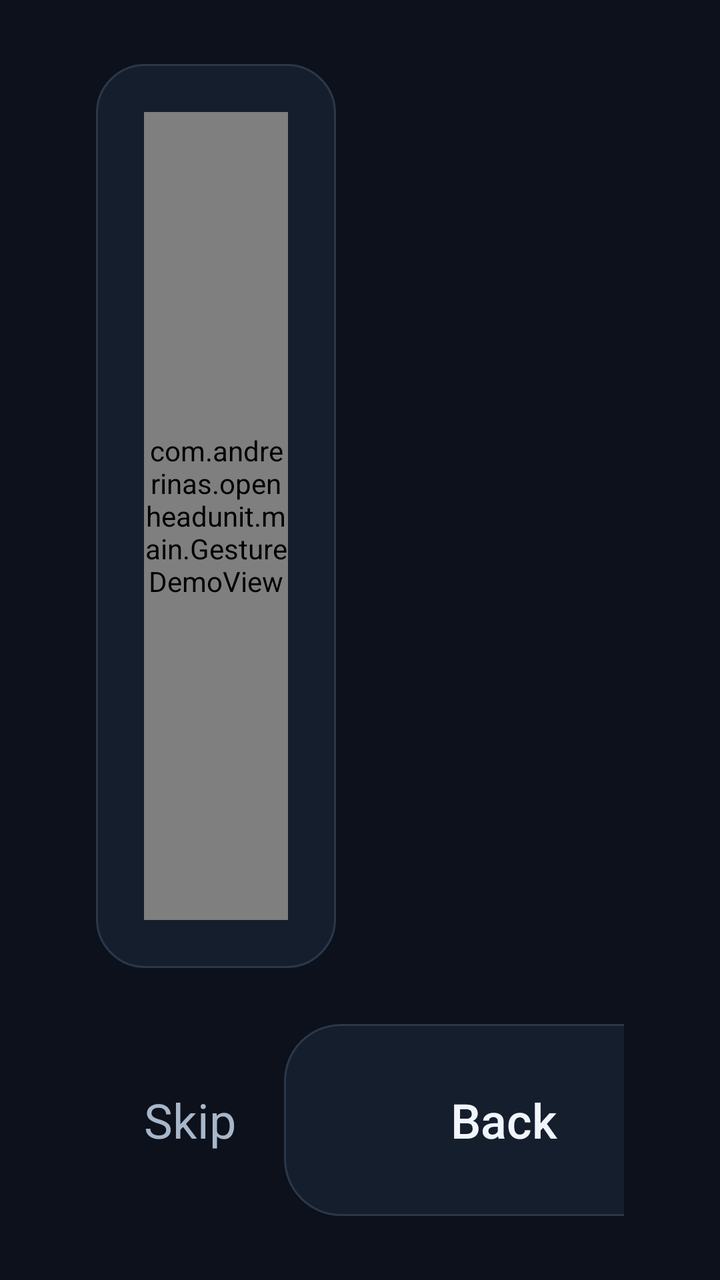
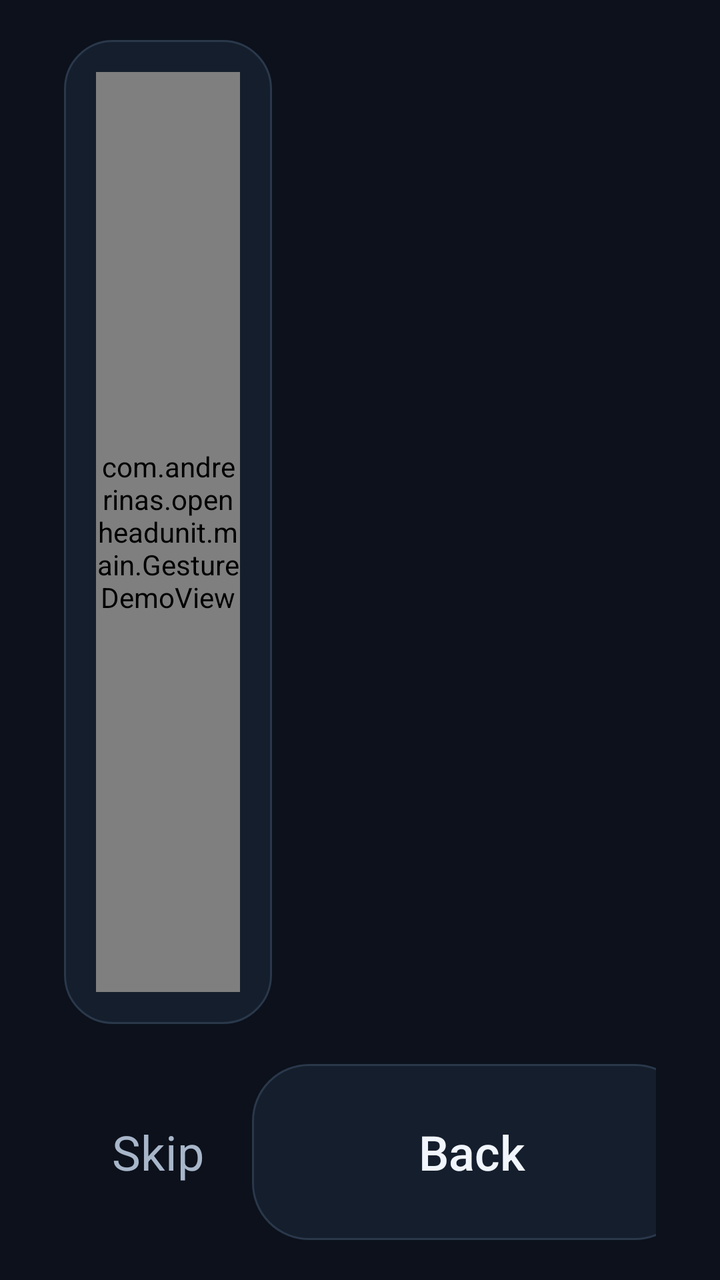

Two renders of the same Android screen: before a commit and after it. Below are the layout's source before the change and the commit's diff.
<!-- AndroidManifest.xml: activity theme AppTheme -->
<!-- res/layout/da_tutorial.xml -->
<?xml version="1.0" encoding="utf-8"?>
<LinearLayout xmlns:android="http://schemas.android.com/apk/res/android"
    android:layout_width="match_parent"
    android:layout_height="match_parent"
    android:background="@color/da_background"
    android:orientation="vertical"
    android:paddingStart="48dp"
    android:paddingTop="32dp"
    android:paddingEnd="48dp"
    android:paddingBottom="32dp">

    <LinearLayout
        android:layout_width="match_parent"
        android:layout_height="0dp"
        android:layout_weight="1"
        android:gravity="center_vertical"
        android:orientation="horizontal">

        <FrameLayout
            android:layout_width="0dp"
            android:layout_height="match_parent"
            android:layout_weight="5"
            android:background="@drawable/da_card">

            <com.andrerinas.openheadunit.main.GestureDemoView
                android:id="@+id/tuto_demo"
                android:layout_width="match_parent"
                android:layout_height="match_parent"
                android:layout_margin="24dp" />

            <ImageView
                android:id="@+id/tuto_icon"
                android:layout_width="180dp"
                android:layout_height="180dp"
                android:layout_gravity="center"
                android:importantForAccessibility="no"
                android:tint="@color/da_accent" />
        </FrameLayout>

        
        <ScrollView
            android:layout_width="0dp"
            android:layout_height="match_parent"
            android:layout_marginStart="48dp"
            android:layout_weight="4"
            android:fillViewport="true">

        <LinearLayout
            android:layout_width="match_parent"
            android:layout_height="wrap_content"
            android:layout_gravity="center_vertical"
            android:orientation="vertical">

            <TextView
                android:id="@+id/tuto_step"
                android:layout_width="wrap_content"
                android:layout_height="wrap_content"
                android:textColor="@color/da_accent"
                android:textSize="20sp" />

            <TextView
                android:id="@+id/tuto_title"
                android:layout_width="match_parent"
                android:layout_height="wrap_content"
                android:layout_marginTop="10dp"
                android:fontFamily="sans-serif-medium"
                android:textColor="@color/da_text"
                android:textSize="34sp" />

            <TextView
                android:id="@+id/tuto_text"
                android:layout_width="match_parent"
                android:layout_height="wrap_content"
                android:layout_marginTop="20dp"
                android:lineSpacingMultiplier="1.2"
                android:textColor="@color/da_muted"
                android:textSize="23sp" />
        </LinearLayout>
        </ScrollView>
    </LinearLayout>

    <LinearLayout
        android:layout_width="match_parent"
        android:layout_height="96dp"
        android:layout_marginTop="28dp"
        android:gravity="center_vertical"
        android:orientation="horizontal">

        <TextView
            android:id="@+id/tuto_skip"
            android:layout_width="wrap_content"
            android:layout_height="match_parent"
            android:background="?android:attr/selectableItemBackground"
            android:clickable="true"
            android:focusable="true"
            android:gravity="center"
            android:paddingStart="24dp"
            android:paddingEnd="24dp"
            android:text="@string/tuto_skip"
            android:textColor="@color/da_muted"
            android:textSize="24sp" />

        <LinearLayout
            android:id="@+id/tuto_dots"
            android:layout_width="0dp"
            android:layout_height="wrap_content"
            android:layout_weight="1"
            android:gravity="center"
            android:orientation="horizontal" />

        <LinearLayout
            android:id="@+id/tuto_back"
            android:layout_width="220dp"
            android:layout_height="match_parent"
            android:layout_marginEnd="20dp"
            android:background="@drawable/da_tile"
            android:clickable="true"
            android:focusable="true"
            android:gravity="center">

            <TextView
                android:layout_width="wrap_content"
                android:layout_height="wrap_content"
                android:fontFamily="sans-serif-medium"
                android:text="@string/tuto_back"
                android:textColor="@color/da_text"
                android:textSize="24sp" />
        </LinearLayout>

        <LinearLayout
            android:id="@+id/tuto_next"
            android:layout_width="320dp"
            android:layout_height="match_parent"
            android:background="@drawable/da_primary"
            android:clickable="true"
            android:focusable="true"
            android:gravity="center">

            <TextView
                android:id="@+id/tuto_next_label"
                android:layout_width="wrap_content"
                android:layout_height="wrap_content"
                android:fontFamily="sans-serif-medium"
                android:textColor="@color/da_background"
                android:textSize="24sp" />
        </LinearLayout>
    </LinearLayout>
</LinearLayout>
<!-- resources referenced by this layout -->
<resources>
  <color name="da_accent">#A6C8FF</color>
  <color name="da_background">#0C111B</color>
  <color name="da_muted">#A8B6CA</color>
  <color name="da_text">#F1F5FC</color>
  <!-- drawable da_card (drawable) -->
  <shape xmlns:android="http://schemas.android.com/apk/res/android" android:shape="rectangle">
      <solid android:color="@color/da_surface"/>
      <corners android:radius="24dp"/>
      <stroke android:width="1dp" android:color="@color/da_border"/>
  </shape>
  <!-- drawable da_primary (drawable) -->
  <selector xmlns:android="http://schemas.android.com/apk/res/android">
      <item android:state_pressed="true">
          <shape android:shape="rectangle">
              <solid android:color="#C9DDFF"/>
              <corners android:radius="28dp"/>
          </shape>
      </item>
      <item>
          <shape android:shape="rectangle">
              <solid android:color="@color/da_accent"/>
              <corners android:radius="28dp"/>
          </shape>
      </item>
  </selector>
  <!-- drawable da_tile (drawable) -->
  <selector xmlns:android="http://schemas.android.com/apk/res/android">
      <item android:state_pressed="true">
          <shape android:shape="rectangle">
              <solid android:color="#22314A"/>
              <corners android:radius="28dp"/>
              <stroke android:width="1dp" android:color="@color/da_accent"/>
          </shape>
      </item>
      <item>
          <shape android:shape="rectangle">
              <solid android:color="@color/da_surface"/>
              <corners android:radius="28dp"/>
              <stroke android:width="1dp" android:color="@color/da_border"/>
          </shape>
      </item>
  </selector>
  <string name="tuto_back">Back</string>
  <string name="tuto_skip">Skip</string>
  <style name="AppTheme" parent="Theme.Material3.DayNight.NoActionBar">
          <item name="android:windowNoTitle">true</item>
          <item name="android:windowFullscreen">false</item>
          <item name="android:windowContentOverlay">@null</item>
          <item name="android:windowBackground">@drawable/bg</item>
          <item name="android:windowTranslucentNavigation">false</item>
          <item name="android:windowTranslucentStatus">false</item>
          <item name="colorPrimary">@color/brand_teal</item>
          <item name="colorSecondary">@color/brand_teal</item>
          <item name="colorAccent">@color/brand_teal</item>
          <item name="android:colorAccent">@color/brand_teal</item>
          <item name="android:dialogTheme">@style/DarkAlertDialog</item>
          <item name="android:alertDialogTheme">@style/DarkAlertDialog</item>
          <item name="materialAlertDialogTheme">@style/DarkAlertDialog</item>
      </style>
  <color name="da_surface">#151E2C</color>
  <color name="da_border">#2A384B</color>
  <!-- drawable bg (drawable) -->
  <?xml version="1.0" encoding="utf-8"?>
  <shape xmlns:android="http://schemas.android.com/apk/res/android"
      android:shape="rectangle">
      <gradient
          android:type="radial"
          android:centerX="0.6"
          android:centerY="0.6"
          android:gradientRadius="620"
          android:startColor="#296ddb"
          android:endColor="#030a2a" />
  </shape>
  <color name="brand_teal">#009688</color>
  <style name="DiAutoDialogStyle" parent="MaterialAlertDialog.Material3">
          <item name="shapeAppearance">@style/ShapeAppearanceOverlay.App.Dialog.Rounded</item>
          <item name="backgroundTint">@color/da_surface</item>
      </style>
  <style name="DialogButton.Positive" parent="Widget.Material3.Button.TextButton">
          <item name="android:textColor">@color/da_accent</item>
          <item name="android:minHeight">56dp</item>
      </style>
  <style name="DialogButton.Negative" parent="DialogButton.Positive" />
  <style name="ShapeAppearanceOverlay.App.Dialog.Rounded" parent="">
          <item name="cornerFamily">rounded</item>
          <item name="cornerSize">24dp</item>
      </style>
  <!-- unchanged entries left out for length: 1 -->
</resources>

<!-- the commit's change to res/layout/da_tutorial.xml (unified diff, before → after) -->
@@ -4,10 +4,10 @@
     android:layout_height="match_parent"
     android:background="@color/da_background"
     android:orientation="vertical"
-    android:paddingStart="48dp"
-    android:paddingTop="32dp"
-    android:paddingEnd="48dp"
-    android:paddingBottom="32dp">
+    android:paddingStart="32dp"
+    android:paddingTop="20dp"
+    android:paddingEnd="32dp"
+    android:paddingBottom="20dp">
 
     <LinearLayout
         android:layout_width="match_parent"
@@ -19,19 +19,19 @@
         <FrameLayout
             android:layout_width="0dp"
             android:layout_height="match_parent"
-            android:layout_weight="5"
+            android:layout_weight="2"
             android:background="@drawable/da_card">
 
             <com.andrerinas.openheadunit.main.GestureDemoView
                 android:id="@+id/tuto_demo"
                 android:layout_width="match_parent"
                 android:layout_height="match_parent"
-                android:layout_margin="24dp" />
+                android:layout_margin="16dp" />
 
             <ImageView
                 android:id="@+id/tuto_icon"
-                android:layout_width="180dp"
-                android:layout_height="180dp"
+                android:layout_width="150dp"
+                android:layout_height="150dp"
                 android:layout_gravity="center"
                 android:importantForAccessibility="no"
                 android:tint="@color/da_accent" />
@@ -41,8 +41,8 @@
         <ScrollView
             android:layout_width="0dp"
             android:layout_height="match_parent"
-            android:layout_marginStart="48dp"
-            android:layout_weight="4"
+            android:layout_marginStart="36dp"
+            android:layout_weight="3"
             android:fillViewport="true">
 
         <LinearLayout
@@ -56,7 +56,7 @@
                 android:layout_width="wrap_content"
                 android:layout_height="wrap_content"
                 android:textColor="@color/da_accent"
-                android:textSize="20sp" />
+                android:textSize="22sp" />
 
             <TextView
                 android:id="@+id/tuto_title"
@@ -65,7 +65,7 @@
                 android:layout_marginTop="10dp"
                 android:fontFamily="sans-serif-medium"
                 android:textColor="@color/da_text"
-                android:textSize="34sp" />
+                android:textSize="38sp" />
 
             <TextView
                 android:id="@+id/tuto_text"
@@ -81,8 +81,8 @@
 
     <LinearLayout
         android:layout_width="match_parent"
-        android:layout_height="96dp"
-        android:layout_marginTop="28dp"
+        android:layout_height="88dp"
+        android:layout_marginTop="20dp"
         android:gravity="center_vertical"
         android:orientation="horizontal">
 
